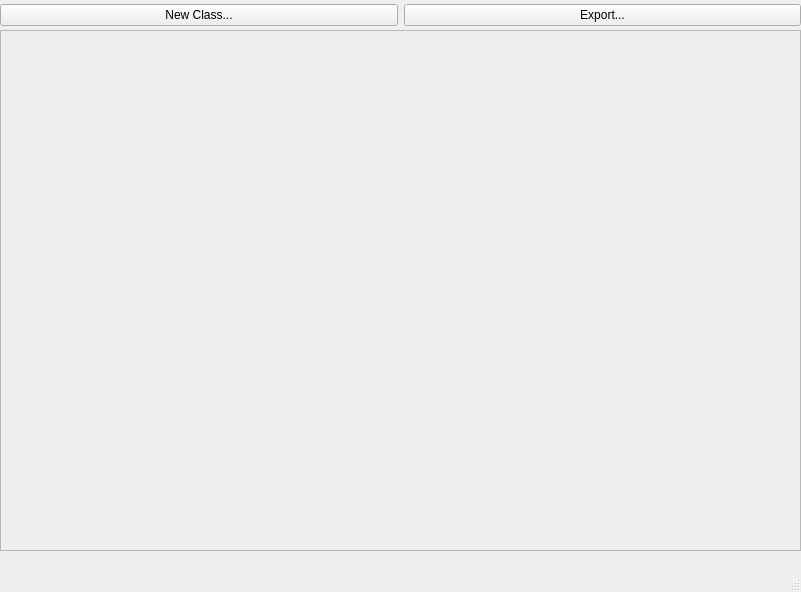
This is mainwindow.ui in AvaN0x/IUT-UMLDesigner as Qt 5 draws it before an edit. The edited form follows.
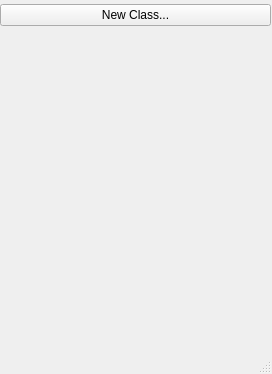
This is the edited form.

Diff of the .ui file:
```diff
--- a/mainwindow.ui
+++ b/mainwindow.ui
@@ -6,8 +6,8 @@
    <rect>
     <x>0</x>
     <y>0</y>
-    <width>801</width>
-    <height>592</height>
+    <width>272</width>
+    <height>374</height>
    </rect>
   </property>
   <property name="windowTitle">
@@ -19,7 +19,7 @@
      <rect>
       <x>0</x>
       <y>0</y>
-      <width>801</width>
+      <width>271</width>
       <height>31</height>
      </rect>
     </property>
@@ -34,37 +34,18 @@
        </property>
       </widget>
      </item>
-     <item>
-      <widget class="QPushButton" name="btn_export">
-       <property name="text">
-        <string>Export...</string>
-       </property>
-      </widget>
-     </item>
     </layout>
    </widget>
-   <widget class="QScrollArea" name="scrollArea">
+   <widget class="QWidget" name="horizontalLayoutWidget_2">
     <property name="geometry">
      <rect>
       <x>0</x>
       <y>30</y>
-      <width>801</width>
-      <height>521</height>
+      <width>271</width>
+      <height>301</height>
      </rect>
     </property>
-    <property name="widgetResizable">
-     <bool>true</bool>
-    </property>
-    <widget class="QWidget" name="scrollAreaWidgetContents">
-     <property name="geometry">
-      <rect>
-       <x>0</x>
-       <y>0</y>
-       <width>799</width>
-       <height>519</height>
-      </rect>
-     </property>
-    </widget>
+    <layout class="QHBoxLayout" name="sw_classes"/>
    </widget>
   </widget>
   <widget class="QStatusBar" name="statusbar"/>
```
Left out of the diff: 2 changed lines with no effect on the pictures.
